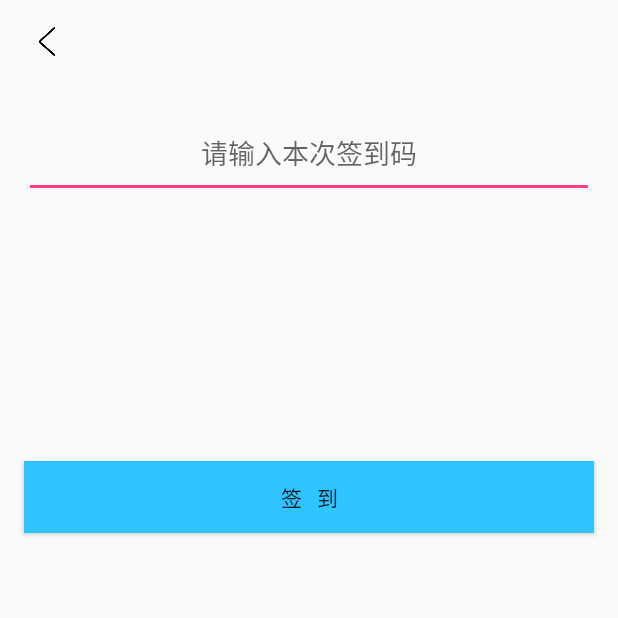
After one commit to ADeerLongNeck/SmartSchoolApp, an Android app: the StudentStartSignActivity screen opened directly, with no data from a screen before it, on a phone screen of 412 x 824 dp, the top half of it. The commit adds this screen. Run offline under Robolectric (Android 15) with nearby library versions, the phone set to English and light mode, and no system bars; our stand-ins replace CircleImageView; libraries missing offline, so code that uses them is left out: com.amap.api; 8 statements that could not run were skipped.

Commit message:
修复提交

```diff
--- /dev/null
+++ b/app/src/main/java/cn/adeerlongneck/app/smartschoolapp/Activity/StudentStartSignActivity.java
@@ -0,0 +1,155 @@
+package cn.adeerlongneck.app.smartschoolapp.Activity;
+
+import android.app.ProgressDialog;
+import android.support.v7.app.AppCompatActivity;
+import android.os.Bundle;
+import android.util.Log;
+import android.view.View;
+import android.widget.Button;
+import android.widget.EditText;
+import android.widget.Toast;
+
+import com.amap.api.location.AMapLocation;
+import com.amap.api.location.AMapLocationClient;
+import com.amap.api.location.AMapLocationClientOption;
+import com.amap.api.location.AMapLocationListener;
+
+import java.util.HashMap;
+import java.util.Map;
+
+import cn.adeerlongneck.app.smartschoolapp.MyApplication;
+import cn.adeerlongneck.app.smartschoolapp.R;
+import cn.adeerlongneck.app.smartschoolapp.Utility.HttpUtil;
+
+public class StudentStartSignActivity extends AppCompatActivity {
+    String wei = null;
+    String jing = null;
+    String stuid = null;
+    String random = null;
+    Button bt_sign;
+    EditText ed_random;
+    ProgressDialog progressDialog;
+
+    @Override
+    protected void onCreate(Bundle savedInstanceState) {
+        super.onCreate(savedInstanceState);
+        setContentView(R.layout.activity_student_start_sign);
+        bt_sign = (Button) findViewById(R.id.bt_sign);
+        ed_random = (EditText) findViewById(R.id.ed_random);
+        random = ed_random.getText().toString();
+        MyApplication application = (MyApplication) this.getApplicationContext();
+        stuid = application.getStuid();
+        LocationUtil();
+        showDialog();
+        bt_sign.setOnClickListener(new View.OnClickListener() {
+            @Override
+            public void onClick(View v) {
+                if (ed_random.getText().toString().isEmpty()) {
+                    Toast.makeText(StudentStartSignActivity.this, "请输入签到码", Toast.LENGTH_SHORT).show();
+                } else
+                    startSign();
+            }
+        });
+    }
+
+    public AMapLocationClient mLocationClient = null;
+    public AMapLocationClientOption mLocationOption = null;
+    //声明定位回调监听器
+    public AMapLocationListener mLocationListener = new AMapLocationListener() {
+        @Override
+        public void onLocationChanged(AMapLocation amapLocation) {
+            if (amapLocation != null) {
+                if (amapLocation.getErrorCode() == 0) {
+//可在其中解析amapLocation获取相应内容。
+                    Log.d("ddd", amapLocation.getAddress() + "纬度" + amapLocation.getLatitude() + "经度" + amapLocation.getLongitude());
+                    jing = String.valueOf(amapLocation.getLongitude());
+                    wei = String.valueOf(amapLocation.getLatitude());
+                    hideDialog();
+                } else {
+                    //定位失败时，可通过ErrCode（错误码）信息来确定失败的原因，errInfo是错误信息，详见错误码表。
+                    Log.e("AmapError", "location Error, ErrCode:"
+                            + amapLocation.getErrorCode() + ", errInfo:"
+                            + amapLocation.getErrorInfo());
+                }
+            }
+        }
+    };
+
+    public void LocationUtil() {
+
+
+        mLocationClient = new AMapLocationClient(this);
+//设置定位回调监听
+        mLocationClient.setLocationListener(mLocationListener);
+        mLocationOption = new AMapLocationClientOption();
+        option();
+
+        mLocationClient.setLocationOption(mLocationOption);
+//启动定位
+        location();
+    }
+
+    public void location() {
+        mLocationClient.startLocation();
+    }
+
+    public void option() {
+        mLocationOption.setLocationMode(AMapLocationClientOption.AMapLocationMode.Hight_Accuracy);
+        mLocationOption.setOnceLocation(true);
+//获取最近3s内精度最高的一次定位结果：
+//设置setOnceLocationLatest(boolean b)接口为true，启动定位时SDK会返回最近3s内精度最高的一次定位结果。如果设置其为true，setOnceLocation(boolean b)接口也会被设置为true，反之不会，默认为false。
+        mLocationOption.setOnceLocationLatest(true);
+    }
+
+    public void startSign() {
+
+        random = ed_random.getText().toString();
+
+        Map<String, String> map = new HashMap<>();
+        map.put("stuid", stuid);
+        map.put("random", random);
+        map.put("lo", wei);
+        map.put("la", jing);
+        HttpUtil httpUtil = new HttpUtil(new HttpUtil.HttpResponse() {
+            @Override
+            public void onSuccess(Object object) {
+                String res = object.toString();
+                if (res.equals("1")) {
+                    Toast.makeText(StudentStartSignActivity.this, "签到成功~", Toast.LENGTH_SHORT).show();
+                } else {
+                    Toast.makeText(StudentStartSignActivity.this, "签到失败~"+ object.toString(), Toast.LENGTH_SHORT).show();
+                }
+
+            }
+
+            @Override
+            public void onFail(String error) {
+                Log.d("dd", "--------" + error);
+                Toast.makeText(StudentStartSignActivity.this, "签到失败,请检查网络"+ stuid+random+jing+wei, Toast.LENGTH_SHORT).show();
+            }
+        });
+        httpUtil.sendPostHttp("http://www.adeerlongneck.cn:8000/Sign", map);
+    }
+
+
+    public void showDialog() {
+        if (progressDialog == null) {
+            progressDialog = ProgressDialog.show(this, "", "正在定位", true, false);
+
+        } else if (progressDialog.isShowing()) {
+            progressDialog.setTitle("");
+            progressDialog.setMessage("正在定位");
+        }
+        progressDialog.show();
+    }
+
+
+    public void hideDialog() {
+        if (progressDialog != null && progressDialog.isShowing()) {
+            progressDialog.dismiss();
+        }
+
+
+    }
+
+}
--- a/app/src/main/java/cn/adeerlongneck/app/smartschoolapp/Adapter/SIgnHistoryAdapter.java
+++ b/app/src/main/java/cn/adeerlongneck/app/smartschoolapp/Adapter/SIgnHistoryAdapter.java
@@ -20,6 +20,7 @@ import cn.adeerlongneck.app.smartschoolapp.Activity.HistoryActivity;
 import cn.adeerlongneck.app.smartschoolapp.Activity.HistoryInfoActivity;
 import cn.adeerlongneck.app.smartschoolapp.Model.CourseModel;
 import cn.adeerlongneck.app.smartschoolapp.Model.HistoryModel;
+
 import cn.adeerlongneck.app.smartschoolapp.R;
 import cn.adeerlongneck.app.smartschoolapp.Utility.HttpUtil;
 import cn.adeerlongneck.app.smartschoolapp.View.TeacherSignView;
--- /dev/null
+++ b/app/src/main/res/layout/activity_student_start_sign.xml
@@ -0,0 +1,38 @@
+<?xml version="1.0" encoding="utf-8"?>
+<LinearLayout xmlns:android="http://schemas.android.com/apk/res/android"
+    xmlns:app="http://schemas.android.com/apk/res-auto"
+    xmlns:tools="http://schemas.android.com/tools"
+    android:layout_width="match_parent"
+    android:orientation="vertical"
+    android:layout_height="match_parent"
+    tools:context="cn.adeerlongneck.app.smartschoolapp.Activity.StudentStartSignActivity">
+    <include layout="@layout/toolbar"/>
+
+    <RelativeLayout
+        android:layout_width="match_parent"
+        android:layout_height="match_parent">
+
+        <EditText
+            android:id="@+id/ed_random"
+            android:layout_width="match_parent"
+            android:layout_height="60dp"
+            android:layout_alignParentLeft="true"
+            android:layout_alignParentStart="true"
+            android:layout_alignParentTop="true"
+            android:layout_margin="16dp"
+            android:gravity="center"
+            android:hint="请输入本次签到码" />
+
+        <Button
+            android:id="@+id/bt_sign"
+            android:layout_width="match_parent"
+            android:layout_height="wrap_content"
+        android:layout_marginRight="16dp"
+            android:layout_marginLeft="16dp"
+            android:text="签   到"
+            android:background="#2fc4ff"
+            android:layout_below="@+id/ed_random"
+            android:layout_marginTop="159dp" />
+    </RelativeLayout>
+
+</LinearLayout>
```
Also changed, not shown: 3 other files.
